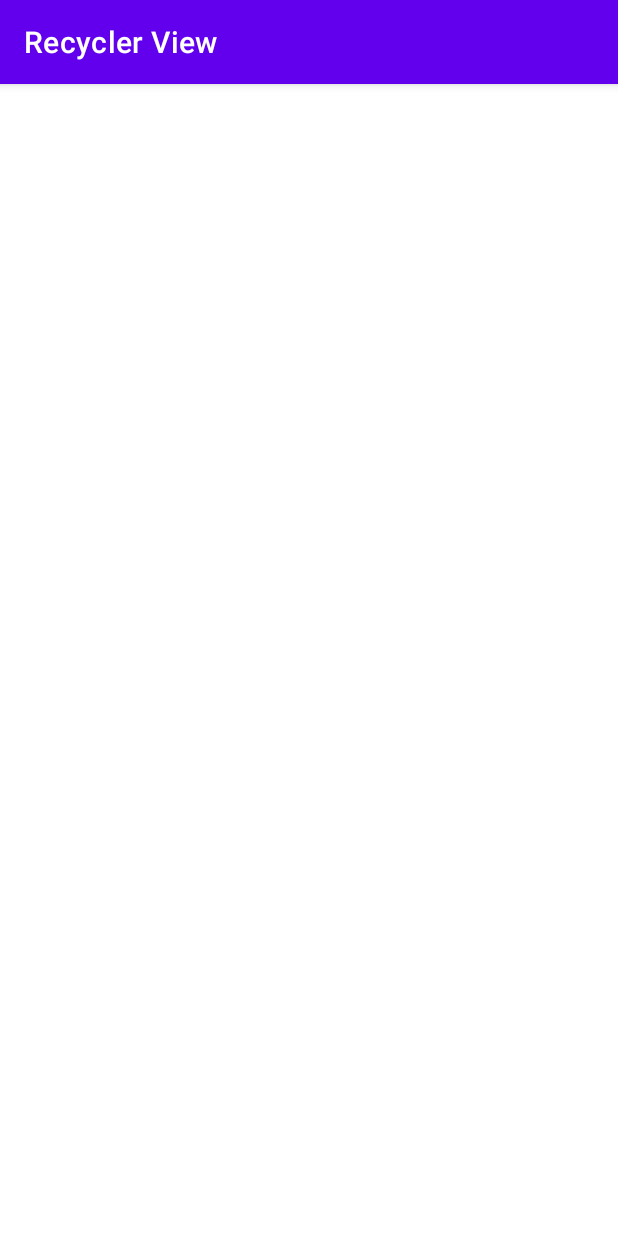
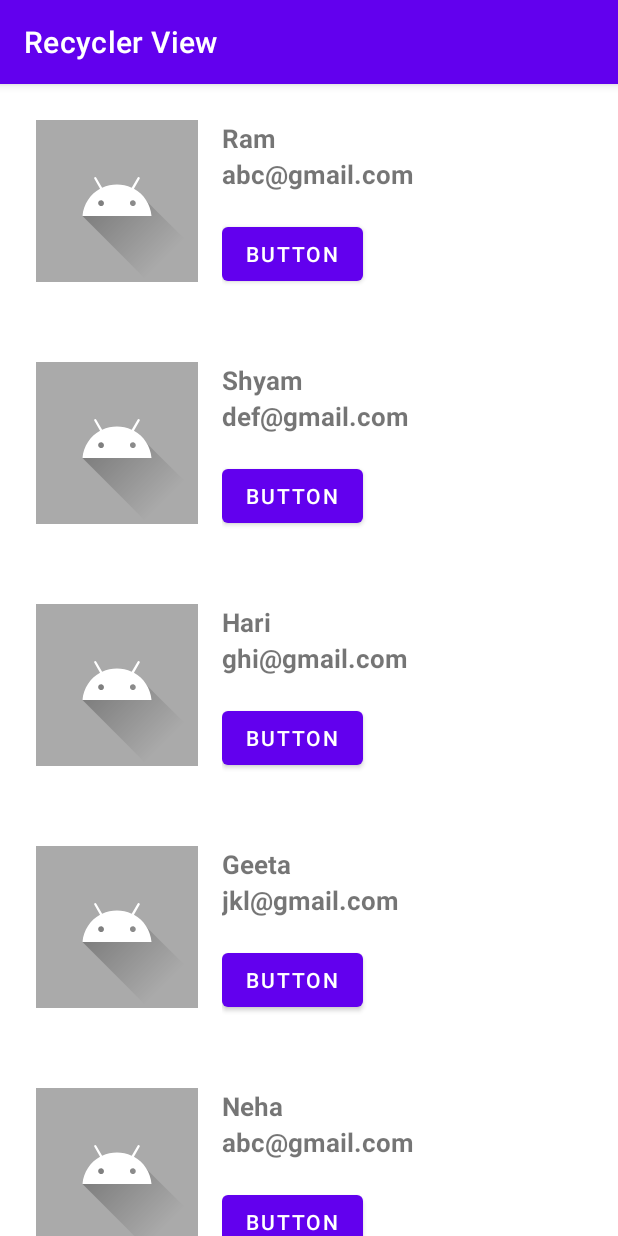
Before and after one commit to NirajXtha/college, an Android app: the screen it shows after launch (MainActivity), on a phone screen of 412 x 824 dp. Run offline under Robolectric (Android 15) with nearby library versions, the light colour scheme and no system bars.

Commit message:
Recycler view | Changes to main activity

```diff
--- a/RecyclerView/app/src/main/java/com/example/recyclerview/MainActivity.java
+++ b/RecyclerView/app/src/main/java/com/example/recyclerview/MainActivity.java
@@ -7,6 +7,8 @@ import androidx.appcompat.app.AppCompatActivity;
 import androidx.core.graphics.Insets;
 import androidx.core.view.ViewCompat;
 import androidx.core.view.WindowInsetsCompat;
+import androidx.recyclerview.widget.LinearLayoutManager;
+import androidx.recyclerview.widget.RecyclerView;
 
 public class MainActivity extends AppCompatActivity {
 
@@ -20,5 +22,17 @@ public class MainActivity extends AppCompatActivity {
             v.setPadding(systemBars.left, systemBars.top, systemBars.right, systemBars.bottom);
             return insets;
         });
+
+        RecyclerView recyclerView = findViewById(R.id.recyclerView);
+
+        String[] names = {"Ram", "Shyam", "Hari", "Geeta", "Neha", "Niraj", "Adam"};
+        String[] emails = {"abc@gmail.com", "def@gmail.com", "ghi@gmail.com", "jkl@gmail.com", "abc@gmail.com", "abc@gmail.com", "abc@gmail.com"};
+        int[] images = {R.drawable.ic_launcher_foreground, R.drawable.ic_launcher_foreground, R.drawable.ic_launcher_foreground, R.drawable.ic_launcher_foreground, R.drawable.ic_launcher_foreground, R.drawable.ic_launcher_foreground, R.drawable.ic_launcher_foreground};
+
+        RecyclerView.LayoutManager layoutManager = new LinearLayoutManager(this);
+
+        RecyclerView.Adapter adapter = new MyRecyclerViewAdapter(this, names, emails, images);
+        recyclerView.setLayoutManager(layoutManager);
+        recyclerView.setAdapter(adapter);
     }
 }
--- a/RecyclerView/app/src/main/res/layout/activity_main.xml
+++ b/RecyclerView/app/src/main/res/layout/activity_main.xml
@@ -1,10 +1,19 @@
 <?xml version="1.0" encoding="utf-8"?>
-<androidx.constraintlayout.widget.ConstraintLayout xmlns:android="http://schemas.android.com/apk/res/android"
+<LinearLayout xmlns:android="http://schemas.android.com/apk/res/android"
     xmlns:app="http://schemas.android.com/apk/res-auto"
     xmlns:tools="http://schemas.android.com/tools"
     android:id="@+id/main"
     android:layout_width="match_parent"
     android:layout_height="match_parent"
+    android:orientation="vertical"
+    android:padding="10dp"
     tools:context=".MainActivity">
 
-</androidx.constraintlayout.widget.ConstraintLayout>
+    <androidx.recyclerview.widget.RecyclerView
+        android:layout_width="match_parent"
+        android:layout_height="0dp"
+        android:id="@+id/recyclerView"
+        android:layout_weight="1"
+        android:scrollbars="vertical"/>
+
+</LinearLayout>
--- a/RecyclerView/app/src/main/res/layout/recycler_view_item.xml
+++ b/RecyclerView/app/src/main/res/layout/recycler_view_item.xml
@@ -1,12 +1,12 @@
 <?xml version="1.0" encoding="utf-8"?>
 <RelativeLayout xmlns:android="http://schemas.android.com/apk/res/android"
     android:layout_width="match_parent"
-    android:layout_height="match_parent"
+    android:layout_height="wrap_content"
     android:layout_margin="24dp">
     <ImageView
         android:id="@+id/imageView"
-        android:layout_width="80dp"
-        android:layout_height="80dp"
+        android:layout_width="wrap_content"
+        android:layout_height="wrap_content"
         android:background="#aaa"
         android:src="@drawable/ic_launcher_foreground" />
 
@@ -19,24 +19,25 @@
 
         <TextView
             android:id="@+id/nameTv"
-            android:layout_width="200dp"
+            android:layout_width="match_parent"
             android:layout_height="wrap_content"
             android:hint="Name"
-            android:textSize="12sp"
+            android:textSize="17sp"
             android:textStyle="bold" />
 
         <TextView
             android:id="@+id/emailTv"
-            android:layout_width="200dp"
+            android:layout_width="match_parent"
             android:layout_height="wrap_content"
             android:hint="Email"
-            android:textSize="12sp"
+            android:textSize="17sp"
             android:textStyle="bold"/>
 
         <Button
             android:id="@+id/btn"
             android:layout_width="wrap_content"
             android:layout_height="wrap_content"
+            android:layout_marginTop="17dp"
             android:text="Button"
             />
     </LinearLayout>
```
